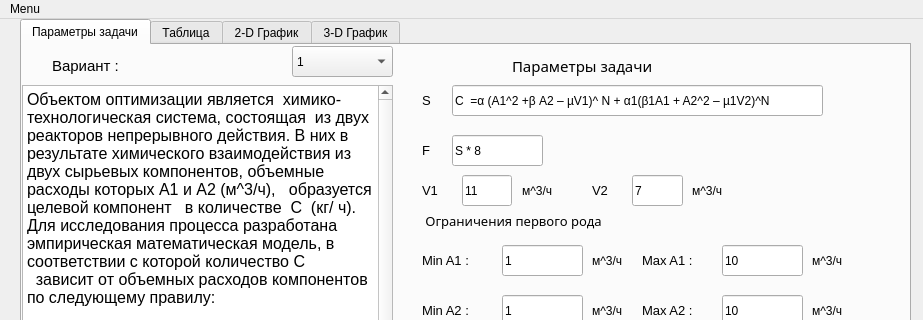
The window that optimization_methods/windows/mainWindows/userWindow1_ui.ui (iam-nii/NRS-01) describes before a commit, drawn with Qt 5; both pictures show x 0 to 923 and y 0 to 320 of the 923 by 727 pixel window.
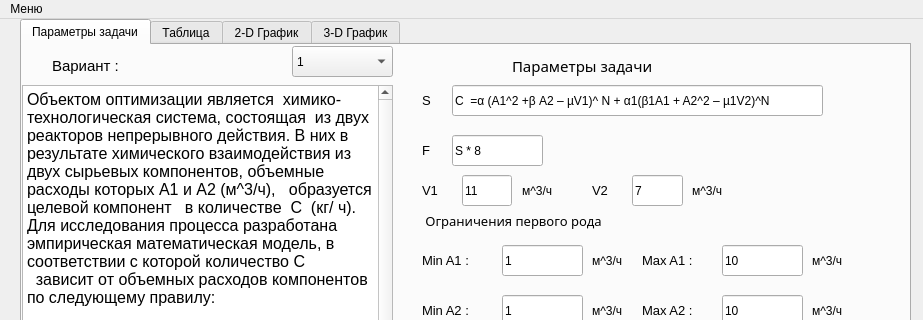
The same window after the commit.

The edit to the form file:
```diff
--- a/optimization_methods/windows/mainWindows/userWindow1_ui.ui
+++ b/optimization_methods/windows/mainWindows/userWindow1_ui.ui
@@ -726,7 +726,7 @@
    </property>
    <widget class="QMenu" name="menuMenu">
     <property name="title">
-     <string>Menu</string>
+     <string>Меню</string>
     </property>
     <addaction name="changeUser_menu"/>
     <addaction name="help_menu"/>
```
Left out of the diff: 6 changed lines with no effect on the pictures.
